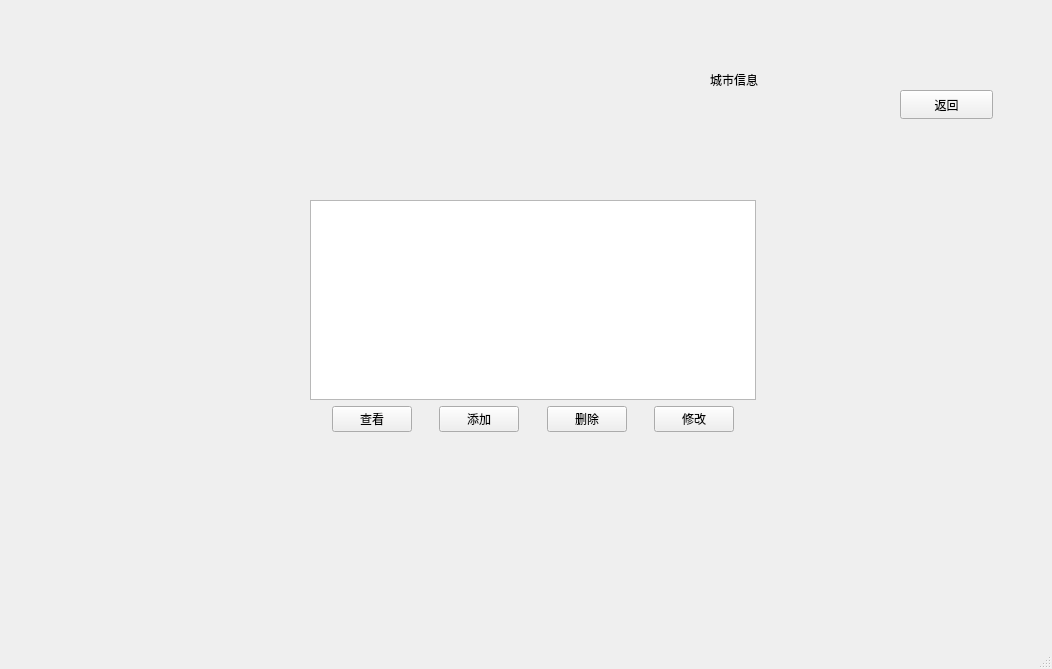
Before: the Qt Designer form mymain_win.ui in lmandsm/Traffic-Management, drawn with Qt 5.
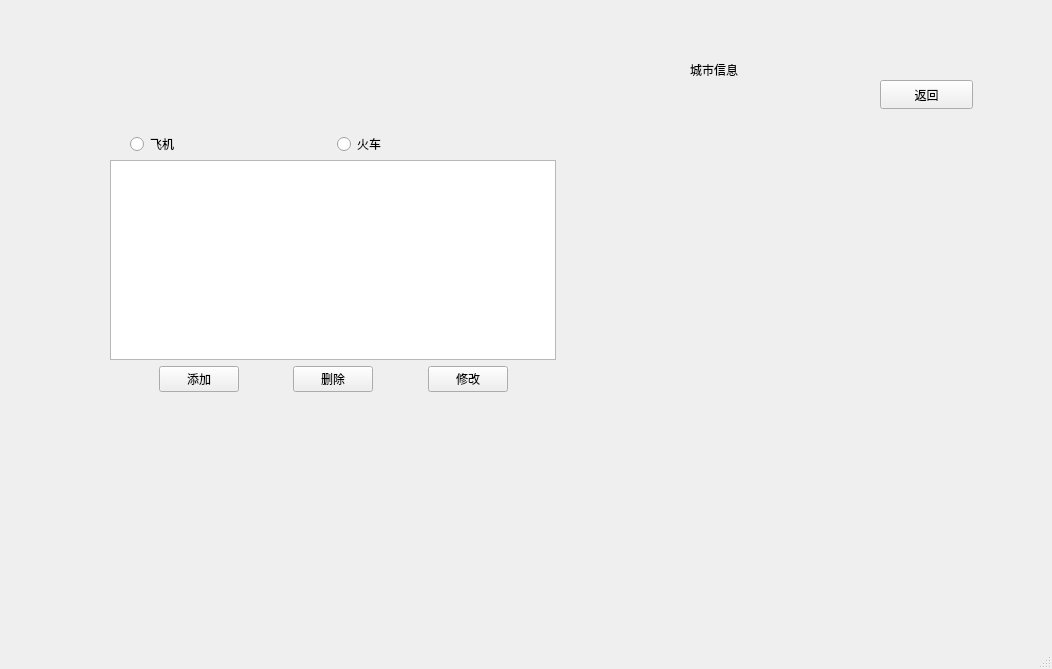
After: the same form once the commit is applied. The open tabs and pages were chosen to show the change.

Patch:
```diff
--- a/mymain_win.ui
+++ b/mymain_win.ui
@@ -17,8 +17,8 @@
    <widget class="QStackedWidget" name="stackedWidget">
     <property name="geometry">
      <rect>
-      <x>40</x>
-      <y>40</y>
+      <x>20</x>
+      <y>30</y>
       <width>1000</width>
       <height>560</height>
      </rect>
@@ -745,8 +745,8 @@
      <widget class="QWidget" name="layoutWidget">
       <property name="geometry">
        <rect>
-        <x>270</x>
-        <y>160</y>
+        <x>90</x>
+        <y>130</y>
         <width>446</width>
         <height>232</height>
        </rect>
@@ -770,26 +770,6 @@
            </property>
           </spacer>
          </item>
-         <item>
-          <widget class="QPushButton" name="CitySearch_pushButton">
-           <property name="text">
-            <string>查看</string>
-           </property>
-          </widget>
-         </item>
-         <item>
-          <spacer name="horizontalSpacer_6">
-           <property name="orientation">
-            <enum>Qt::Horizontal</enum>
-           </property>
-           <property name="sizeHint" stdset="0">
-            <size>
-             <width>40</width>
-             <height>20</height>
-            </size>
-           </property>
-          </spacer>
-         </item>
          <item>
           <widget class="QPushButton" name="City_Add_pushButton">
            <property name="text">
@@ -854,6 +834,45 @@
        </item>
       </layout>
      </widget>
+     <widget class="QWidget" name="layoutWidget">
+      <property name="geometry">
+       <rect>
+        <x>110</x>
+        <y>100</y>
+        <width>256</width>
+        <height>28</height>
+       </rect>
+      </property>
+      <layout class="QHBoxLayout" name="horizontalLayout_3">
+       <item>
+        <widget class="QRadioButton" name="CityPlane_radioButton">
+         <property name="text">
+          <string>飞机</string>
+         </property>
+        </widget>
+       </item>
+       <item>
+        <spacer name="horizontalSpacer_8">
+         <property name="orientation">
+          <enum>Qt::Horizontal</enum>
+         </property>
+         <property name="sizeHint" stdset="0">
+          <size>
+           <width>40</width>
+           <height>20</height>
+          </size>
+         </property>
+        </spacer>
+       </item>
+       <item>
+        <widget class="QRadioButton" name="CityTrain_radioButton">
+         <property name="text">
+          <string>火车</string>
+         </property>
+        </widget>
+       </item>
+      </layout>
+     </widget>
     </widget>
    </widget>
   </widget>
```
Left out of the diff: 19 changed lines with no effect on the pictures.
